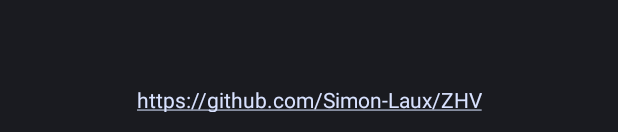
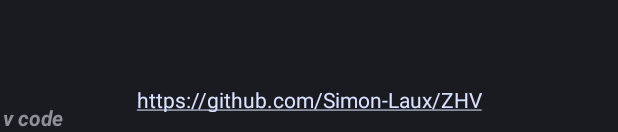
Before and after one commit to Simon-Laux/ZHV, an Android app: the layout activity_main.xml on its own in the app's theme, with its tools: preview values and no code run, on a phone screen of 412 x 824 dp. Shown: the part 1101-1233 px from the top of the screen. Run offline under Robolectric (Android 15) with nearby library versions, the phone set to English and light mode, and no system bars.

Commit message:
version code to main view and zhv object in js for page to check if it was loaded with zhv & with which version of it

```diff
--- a/app/build.gradle
+++ b/app/build.gradle
@@ -4,10 +4,11 @@ android {
     compileSdkVersion 26
     defaultConfig {
         applicationId "de.simonlaux.ziphtmlviewer"
+        // don't go bellow 19, otherwise you may introduce web-view security risks
         minSdkVersion 19
         targetSdkVersion 26
-        versionCode 2
-        versionName "1.1"
+        versionCode 3
+        versionName "1.2"
     }
     signingConfigs {
 
--- a/app/src/main/java/de/simonlaux/ziphtmlviewer/MainActivity.java
+++ b/app/src/main/java/de/simonlaux/ziphtmlviewer/MainActivity.java
@@ -15,6 +15,8 @@ public class MainActivity extends Activity {
         setContentView(R.layout.activity_main);
         this.trouble = findViewById(R.id.troubleshooting);
         this.trouble.setVisibility(View.INVISIBLE);
+        TextView version_code = findViewById(R.id.version_code);
+        version_code.setText(String.valueOf(BuildConfig.VERSION_CODE));
     }
 
     public void toggleTroubleshooting(View view) {
--- a/app/src/main/res/layout/activity_main.xml
+++ b/app/src/main/res/layout/activity_main.xml
@@ -61,4 +61,16 @@
         app:layout_constraintEnd_toEndOf="parent"
         app:layout_constraintStart_toStartOf="parent" />
 
+    <TextView
+        android:id="@+id/version_code"
+        android:layout_width="wrap_content"
+        android:layout_height="wrap_content"
+        android:layout_marginStart="2dp"
+        android:layout_marginBottom="2dp"
+        android:text="v code"
+        android:textAllCaps="false"
+        android:textStyle="bold|italic"
+        app:layout_constraintBottom_toBottomOf="parent"
+        app:layout_constraintStart_toStartOf="parent" />
+
 </android.support.constraint.ConstraintLayout>
```
Also changed, not shown: app/src/main/java/de/simonlaux/ziphtmlviewer/OpenActivity.java (+8 -0 lines), 1 other file.
